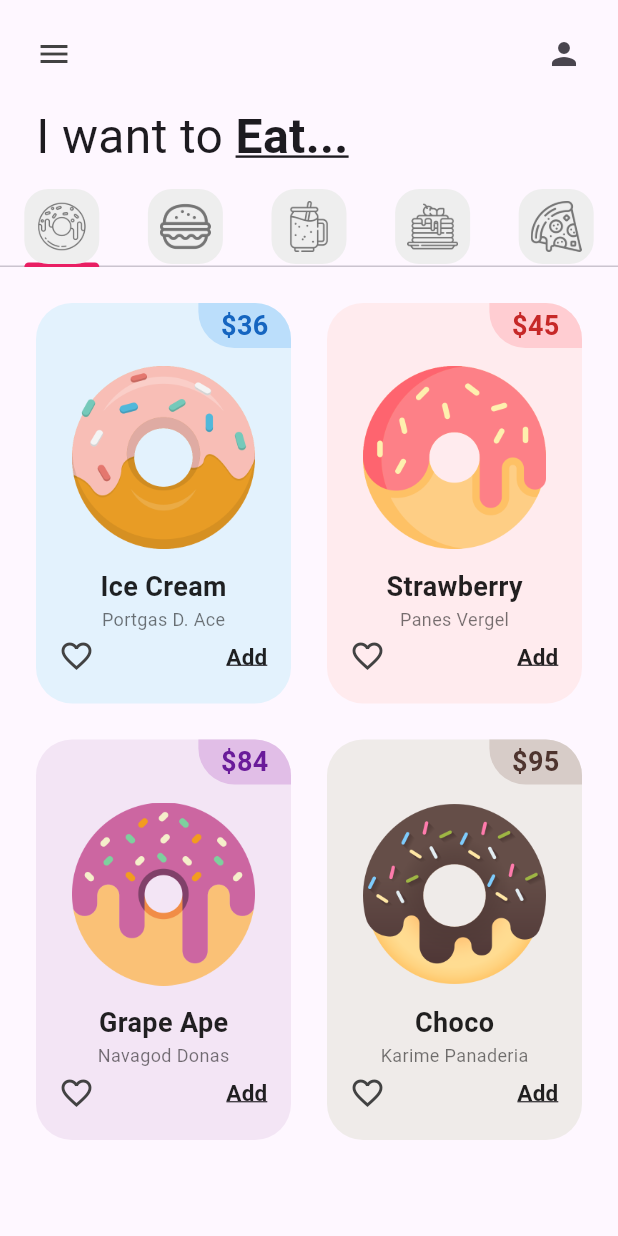
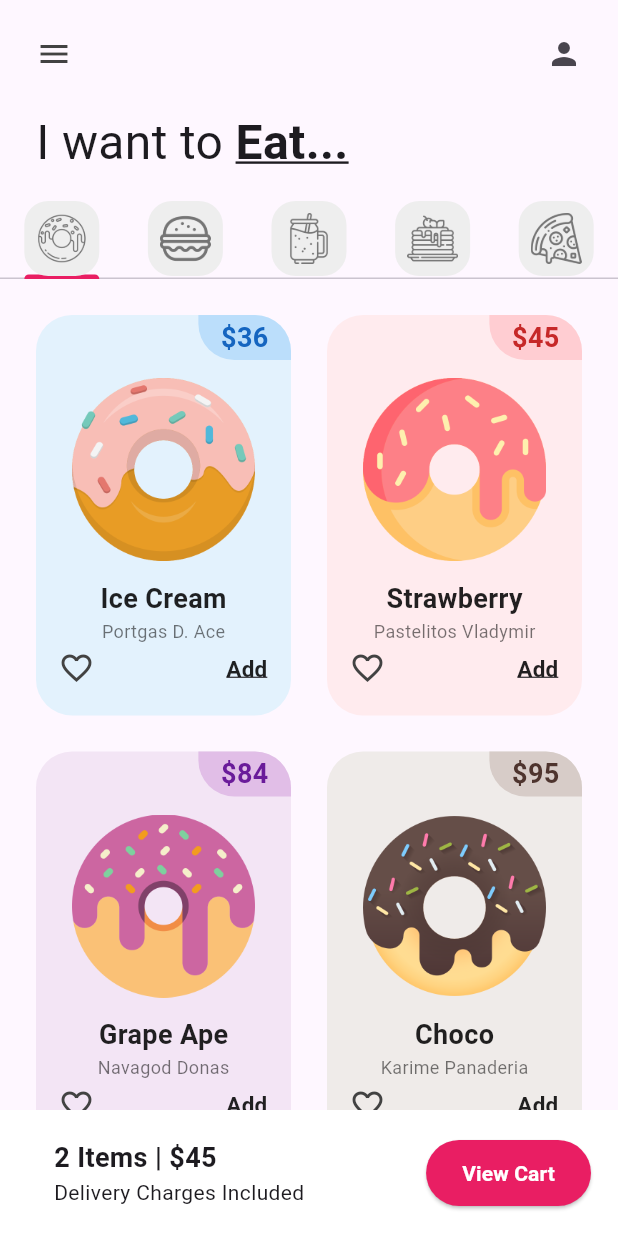
Before and after one commit to imVlado/donut_app_4sa, a Flutter app: the screen it shows after launch, on a phone screen of 412 x 824 dp. Run offline on Flutter 3.47's test engine with Material 3 defaults, Android fonts, the phone set to English and light mode, and no system bars.

Commit message:
ShoppingCartAdded

```diff
--- a/lib/pages/home_page.dart
+++ b/lib/pages/home_page.dart
@@ -1,3 +1,4 @@
+import 'package:donut_app_4sa/utils/shopping_cart.dart';
 import 'package:flutter/material.dart';
 import 'package:donut_app_4sa/utils/my_tab.dart';
 import 'package:donut_app_4sa/tabs/donut_tab.dart';
@@ -27,7 +28,10 @@ class _HomePageState extends State<HomePage> {
     return DefaultTabController(length: myTabs.length,
       child: Scaffold(
         appBar: AppBar(
+
+
           backgroundColor: Colors.transparent,
+
           //Icono de la izquierda
           leading: Padding(
             padding: const EdgeInsets.all(24.0),
@@ -42,7 +46,7 @@ class _HomePageState extends State<HomePage> {
           children: <Widget>[
             //1. Texto Principal (Text)
           const Padding(
-            padding: EdgeInsets.symmetric(horizontal: 24, vertical: 12),
+            padding: EdgeInsets.symmetric(horizontal: 24, vertical: 16),
             child: Row(
               children: [
                 Text("I want to ", style: TextStyle(
@@ -71,11 +75,12 @@ class _HomePageState extends State<HomePage> {
               PanCakesTab(),
               PizzaTab(),
             ]),
-          )
+          ),
           //4. Carrito (Cart)
+          ShoppingCart()
           ],
         ),
-      ),
+     ),
     );
   }
 }
--- a/lib/tabs/donut_tab.dart
+++ b/lib/tabs/donut_tab.dart
@@ -7,7 +7,7 @@ class DonutTab extends StatelessWidget {
   final List donutsOnSale = [
     //[ donutFlavor, donutStore, donutPrice, donutColor, imageName ],
     ["Ice Cream", "Portgas D. Ace", "36", Colors.blue, "lib/images/icecream_donut.png"],
-    ["Strawberry", "Panes Vergel", "45", Colors.red, "lib/images/strawberry_donut.png"],
+    ["Strawberry", "Pastelitos Vladymir", "45", Colors.red, "lib/images/strawberry_donut.png"],
     ["Grape Ape", "Navagod Donas", "84", Colors.purple, "lib/images/grape_donut.png"],
     ["Choco", "Karime Panaderia", "95", Colors.brown, "lib/images/chocolate_donut.png"]
   ];
--- /dev/null
+++ b/lib/utils/shopping_cart.dart
@@ -0,0 +1,35 @@
+import 'package:flutter/material.dart';
+
+class ShoppingCart extends StatelessWidget {
+  const ShoppingCart({
+    super.key,
+  });
+
+  @override
+  Widget build(BuildContext context) {
+    return Container(
+      color: Colors.white,
+      padding: const EdgeInsets.all(18),
+      child: Row(
+        mainAxisAlignment: MainAxisAlignment.spaceBetween,
+        children: [
+          const Padding(
+            padding: EdgeInsets.only(left:18),
+            child: Column(
+              crossAxisAlignment: CrossAxisAlignment.start,
+              children: [
+                Text("2 Items | \$45", style: TextStyle(fontWeight: FontWeight.bold, fontSize: 18)),
+                Text("Delivery Charges Included"),
+              ],
+            ),
+          ),
+          ElevatedButton(onPressed: (){},
+            style: ElevatedButton.styleFrom(
+              backgroundColor: Colors.pink,
+              padding: const EdgeInsets.symmetric(horizontal: 24, vertical: 12)
+            ),
+            child: const Text("View Cart", style: TextStyle(color: Colors.white, fontWeight: FontWeight.bold),))
+        ],
+      ),);
+  }
+}
```
